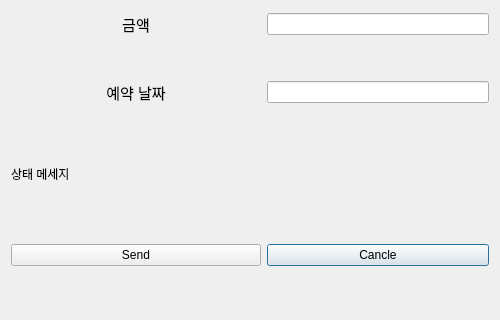
Above: form/senddialog.ui from hyeon-h/QBanker-System before the change; both pictures show x 0 to 500 and y 180 to 500 of the 500 by 500 pixel window. Below: the same form after it.
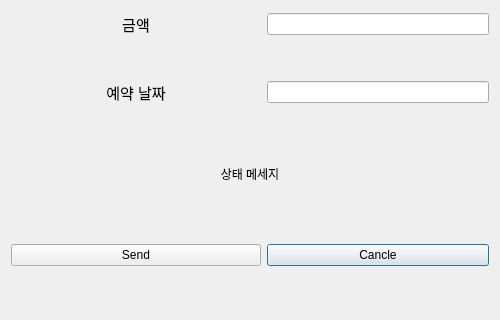
That is the form after the change.

Commit message: feat login-ui: add send message

What changed in the file:
```diff
--- a/form/senddialog.ui
+++ b/form/senddialog.ui
@@ -75,6 +75,9 @@
        <property name="text">
         <string>상태 메세지</string>
        </property>
+       <property name="alignment">
+        <set>Qt::AlignmentFlag::AlignCenter</set>
+       </property>
       </widget>
      </item>
      <item row="0" column="0" colspan="2">
```
The commit also changes 4 other files.
